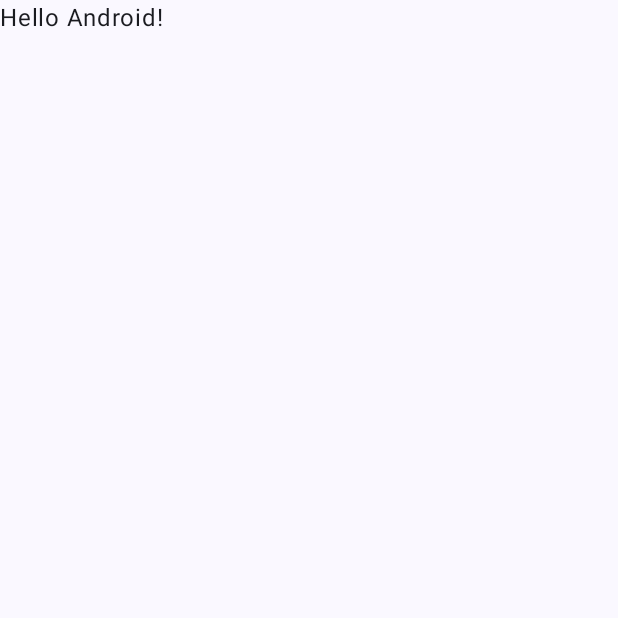
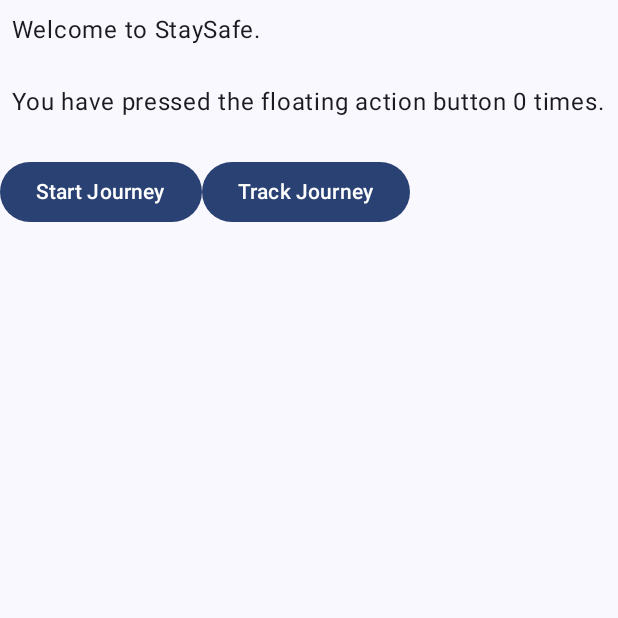
Before and after one commit to mzuzewicz/StaySafe, an Android app built with Jetpack Compose: the screen it shows after launch (MainActivity), on a phone screen of 412 x 824 dp, the top half of it. Before the commit the part shown is almost empty. Run offline under Robolectric (Android 15) with nearby library versions, the phone set to English and light mode, and no system bars.

Commit message:
home screen layout

```diff
--- /dev/null
+++ b/app/src/main/java/com/example/staysafe/JourneyCompleteScreen.kt
@@ -0,0 +1 @@
+package com.example.staysafe
--- a/app/src/main/java/com/example/staysafe/MainActivity.kt
+++ b/app/src/main/java/com/example/staysafe/MainActivity.kt
@@ -4,14 +4,47 @@ import android.os.Bundle
 import androidx.activity.ComponentActivity
 import androidx.activity.compose.setContent
 import androidx.activity.enableEdgeToEdge
-import androidx.compose.foundation.layout.fillMaxSize
+import com.example.staysafe.ui.theme.StaySafeTheme
+import androidx.compose.foundation.layout.Arrangement
+import androidx.compose.foundation.layout.Column
+import androidx.compose.foundation.layout.Row
 import androidx.compose.foundation.layout.padding
-import androidx.compose.material3.Scaffold
-import androidx.compose.material3.Text
+import androidx.compose.material3.*
 import androidx.compose.runtime.Composable
+import androidx.compose.runtime.getValue
+import androidx.compose.runtime.mutableIntStateOf
+import androidx.compose.runtime.remember
+import androidx.compose.runtime.setValue
 import androidx.compose.ui.Modifier
-import androidx.compose.ui.tooling.preview.Preview
-import com.example.staysafe.ui.theme.StaySafeTheme
+import androidx.compose.ui.unit.dp
+
+@Composable
+fun HomeScreen() {
+    var presses by remember { mutableIntStateOf(0) }
+
+    Scaffold() { innerPadding ->
+        Column(
+            modifier = Modifier
+                .padding(innerPadding),
+            verticalArrangement = Arrangement.spacedBy(16.dp),
+        ) {
+            Text(
+                modifier = Modifier.padding(8.dp),
+                text =
+                """
+                    Welcome to StaySafe.
+
+                    You have pressed the floating action button $presses times.
+                """.trimIndent(),
+
+                )
+            Row {
+                val startJourneyButton = Button(onClick = {}) {Text("Start Journey")}
+                val trackJourneyButton = Button(onClick = {}) {Text("Track Journey")}
+            }
+        }
+    }
+}
 
 class MainActivity : ComponentActivity() {
     override fun onCreate(savedInstanceState: Bundle?) {
@@ -19,29 +52,8 @@ class MainActivity : ComponentActivity() {
         enableEdgeToEdge()
         setContent {
             StaySafeTheme {
-                Scaffold(modifier = Modifier.fillMaxSize()) { innerPadding ->
-                    Greeting(
-                        name = "Android",
-                        modifier = Modifier.padding(innerPadding)
-                    )
-                }
+                HomeScreen()
             }
         }
     }
 }
-
-@Composable
-fun Greeting(name: String, modifier: Modifier = Modifier) {
-    Text(
-        text = "Hello $name!",
-        modifier = modifier
-    )
-}
-
-@Preview(showBackground = true)
-@Composable
-fun GreetingPreview() {
-    StaySafeTheme {
-        Greeting("Android")
-    }
-}
--- /dev/null
+++ b/app/src/main/java/com/example/staysafe/TrackingScreen.kt
@@ -0,0 +1 @@
+package com.example.staysafe
```
Also changed, not shown: app/src/main/java/com/example/staysafe/StartJourneyScreen.kt (added, +97 -0 lines).
